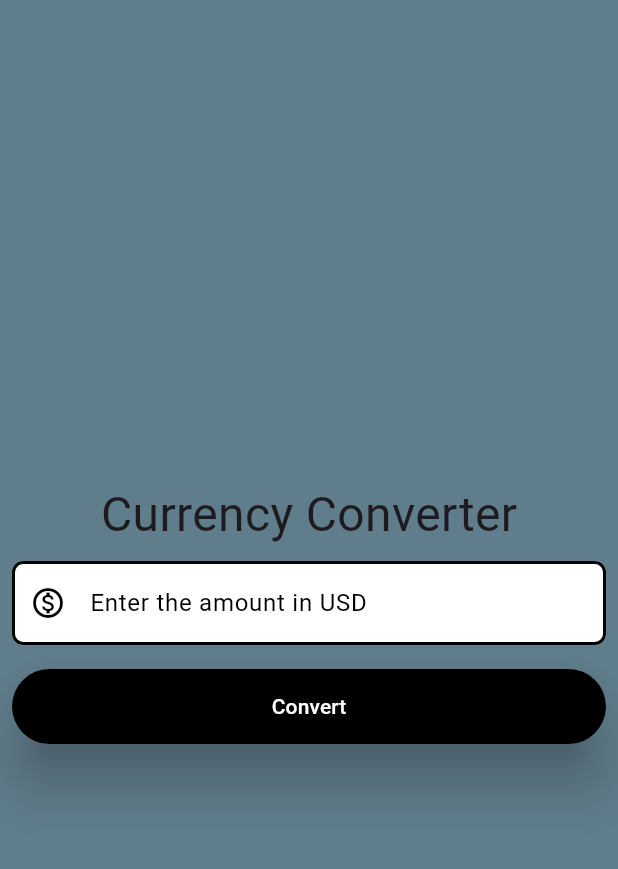
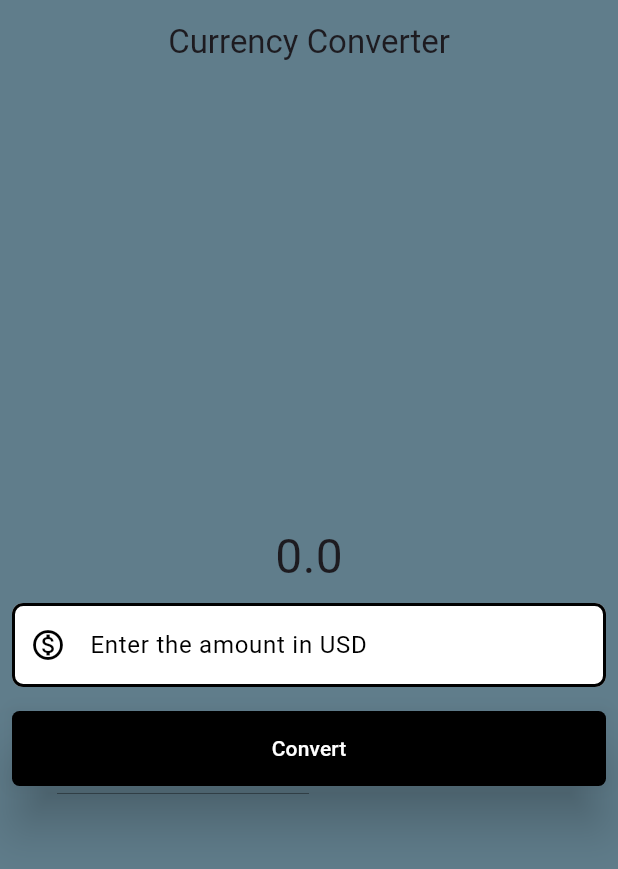
Before and after one commit to WebX-Divin/currency_converter, a Flutter app: the screen it shows after launch, after a tap on "Convert", on a phone screen of 412 x 824 dp. Shown: the top 869 px of the screen. Run offline on Flutter 3.47's test engine with Material 3 defaults, Android fonts, the phone set to English and light mode, and no system bars.

Commit message:
Check flutLab branch for updated code

```diff
--- a/lib/converterPage.dart
+++ b/lib/converterPage.dart
@@ -1,8 +1,16 @@
-import 'package:flutter/foundation.dart';
 import 'package:flutter/material.dart';
 
-class ConverterPage extends StatelessWidget{
-  const ConverterPage({super.key});
+class CurrencyConverterPage extends StatefulWidget{
+  const CurrencyConverterPage({super.key});
+
+  @override
+  State<CurrencyConverterPage> createState() => _ConverterPage();
+}
+
+class _ConverterPage extends State<CurrencyConverterPage>{
+
+  double result = 0;
+  final TextEditingController textEditingController = TextEditingController();
 
   @override
   Widget build(BuildContext context){
@@ -18,12 +26,18 @@ class ConverterPage extends StatelessWidget{
 
     return Scaffold(
       backgroundColor: Colors.blueGrey,
+      appBar: AppBar(
+        backgroundColor: Colors.blueGrey,
+        elevation: 0,
+        title: const Text('Currency Converter'),
+        centerTitle: true,
+      ),
       body: Center(
         child: Column(
           mainAxisAlignment: MainAxisAlignment.center,
           children: [
-            const Text('Currency Converter',
-            style: TextStyle(
+            Text(result.toString(),
+            style: const TextStyle(
               fontSize: 32,
               fontWeight: FontWeight.w400,
             ),
@@ -55,15 +69,18 @@ class ConverterPage extends StatelessWidget{
               padding: const EdgeInsets.all(8.0),
               child: ElevatedButton(
                 onPressed: () {
-                  if(kDebugMode){
-                    print('Button Clicked');
-                  }
+                  setState(() {
+                    result = double.parse(textEditingController.text) * 83.15;
+                  });
                 },
-                style: const ButtonStyle(
-                  elevation: MaterialStatePropertyAll(15),
-                  backgroundColor: MaterialStatePropertyAll(Colors.black),
-                  foregroundColor: MaterialStatePropertyAll(Colors.white),
-                  minimumSize: MaterialStatePropertyAll(Size(double.infinity, 50)),
+                style: TextButton.styleFrom(
+                  elevation: 15,
+                  backgroundColor: Colors.black,
+                  foregroundColor: Colors.white,
+                  minimumSize: const Size(double.infinity, 50),
+                  shape: RoundedRectangleBorder(
+                    borderRadius: BorderRadius.circular(5),
+                  )
                 ),
                 child: const Text('Convert'),
               ),
--- a/lib/main.dart
+++ b/lib/main.dart
@@ -11,7 +11,7 @@ class MyApp extends StatelessWidget{
   @override
   Widget build(BuildContext context){
     return const MaterialApp(
-      home: ConverterPage(),
+      home: CurrencyConverterPage(),
     );
   }
 }
```
Also changed, not shown: 1 other file.
